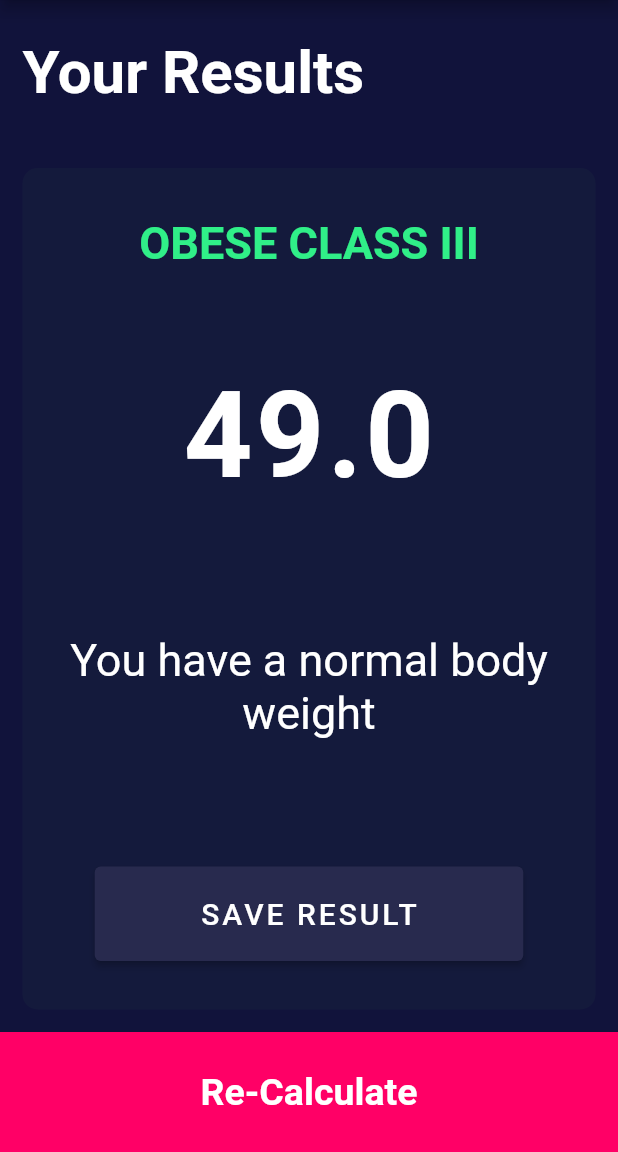
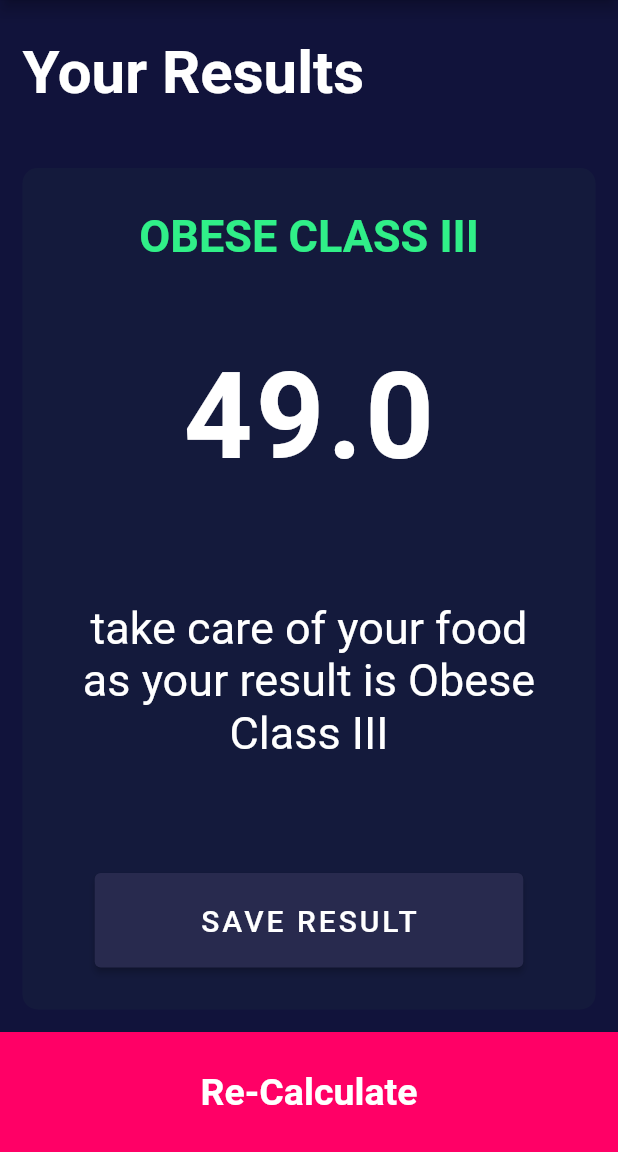
Before and after one commit to aliaaosama23/flutter_training_bmi_app, a Flutter app: the screen it shows after launch, after a tap on "Calculate", on a phone screen of 412 x 824 dp, the part 84-1236 px from its top. Run offline on Flutter 3.47's test engine with Material 2 defaults, Android fonts, the phone set to English and light mode, and no system bars; our stand-ins replace font_awesome_flutter; missing offline and left inert: dart:ffi.

Commit message:
organize code

```diff
--- a/lib/Utilities/calculator.dart
+++ b/lib/Utilities/user_input.dart
@@ -2,36 +2,42 @@ import 'package:bmi/models/gender.dart';
 import 'package:bmi/models/result.dart';
 import 'dart:math';
 
-class Calculator {
+class UserInput {
   final int weight;
   final double height;
   final int age;
   final Gender? gender;
 
-  Calculator(this.weight, this.height, this.age, [this.gender]);
+  UserInput(this.weight, this.height, this.age, [this.gender]);
   Result calculate() {
     var bmi_result = 0.0;
     bmi_result = weight / pow((height / 100), 2);
-    var result_text = '';
+    var resultText = '';
+    var resultAdvice = '';
 
     if (bmi_result.round() < 16) {
-      result_text = 'Severe Thinness';
+      resultText = 'Severe Thinness';
     } else if (bmi_result.round() == 16 || bmi_result.round() < 17) {
-      result_text = 'Moderate Thinness';
+      resultText = 'Moderate Thinness';
     } else if (bmi_result.round() == 17 || bmi_result.round() < 18.5) {
-      result_text = 'Mild Thinness';
+      resultText = 'Mild Thinness';
     } else if (bmi_result.round() == 18.5 || bmi_result.round() < 25) {
-      result_text = 'Normal';
+      resultText = 'Normal';
     } else if (bmi_result.round() == 25 || bmi_result.round() < 30) {
-      result_text = 'Overweight';
+      resultText = 'Overweight';
     } else if (bmi_result.round() == 30 || bmi_result.round() < 35) {
-      result_text = 'Obese Class I';
+      resultText = 'Obese Class I';
     } else if (bmi_result.round() == 35 || bmi_result.round() < 40) {
-      result_text = 'Obese Class II';
+      resultText = 'Obese Class II';
     } else if (bmi_result.round() > 40) {
-      result_text = 'Obese Class III';
+      resultText = 'Obese Class III';
     }
+    resultAdvice = 'take care of your food as your result is $resultText';
 
-    return Result(value: bmi_result, text: result_text);
+    return Result(
+      value: bmi_result,
+      text: resultText,
+      advice: resultAdvice,
+    );
   }
 }
--- a/lib/models/result.dart
+++ b/lib/models/result.dart
@@ -1,5 +1,10 @@
 class Result {
   final double value;
   final String text;
-  Result({required this.value, required this.text});
+  final String advice;
+  Result({
+    required this.value,
+    required this.text,
+    required this.advice,
+  });
 }
--- a/lib/models/user_input.dart
+++ /dev/null
@@ -1,15 +0,0 @@
-import 'gender.dart';
-
-class UserInput {
-  double height;
-  int age;
-  Gender gender;
-  int weight;
-
-  UserInput(
-    this.height,
-    this.age,
-    this.gender,
-    this.weight,
-  );
-}
--- a/lib/screens/input_page.dart
+++ b/lib/screens/input_page.dart
@@ -1,4 +1,4 @@
-import 'package:bmi/Utilities/calculator.dart';
+import 'package:bmi/Utilities/user_input.dart';
 import 'package:bmi/Utilities/constants.dart';
 import 'package:bmi/custom_widgets/custom_button.dart';
 import 'package:bmi/custom_widgets/gender_card_content.dart';
@@ -196,14 +196,15 @@ class _InputPageState extends State<InputPage> {
               print('selected gender $selectedGender');
               print('age is $age - weight is $weight -height is $height');
               var result =
-                  Calculator(weight, height, age, selectedGender).calculate();
+                  UserInput(weight, height, age, selectedGender).calculate();
               if (result.text != '' && result.value != 0.0) {
                 Navigator.push(
                   context,
                   MaterialPageRoute(
                     builder: (context) => ResultsPage(
-                      result: result.value,
+                      resultValue: result.value,
                       resultText: result.text,
+                      resultAdvice: result.advice,
                     ),
                   ),
                 );
--- a/lib/screens/results_page.dart
+++ b/lib/screens/results_page.dart
@@ -7,11 +7,13 @@ class ResultsPage extends StatelessWidget {
   const ResultsPage({
     Key? key,
     required this.resultText,
-    required this.result,
+    required this.resultValue,
+    required this.resultAdvice,
   }) : super(key: key);
 
   final String resultText;
-  final double result;
+  final double resultValue;
+  final String resultAdvice;
 
   @override
   Widget build(BuildContext context) {
@@ -45,17 +47,17 @@ class ResultsPage extends StatelessWidget {
                     style: kResultTextStyle,
                   ),
                   Text(
-                    result.toStringAsFixed(1),
+                    resultValue.toStringAsFixed(1),
                     style: kResultValueTextStyle,
                   ),
-                  const Padding(
-                    padding: EdgeInsets.symmetric(
+                  Padding(
+                    padding: const EdgeInsets.symmetric(
                       horizontal: 30,
                       vertical: 20,
                     ),
                     child: Text(
-                      'You have a normal body weight ',
-                      style: TextStyle(
+                      resultAdvice.toString(),
+                      style: const TextStyle(
                         color: kWhiteTextColor,
                         fontSize: 30,
                       ),
```
